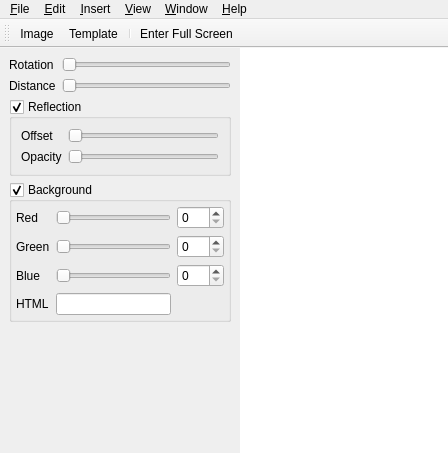
The window that src/Screenie/ui/MainWindow.ui (till213/screenie) describes before a commit, drawn with Qt 5.
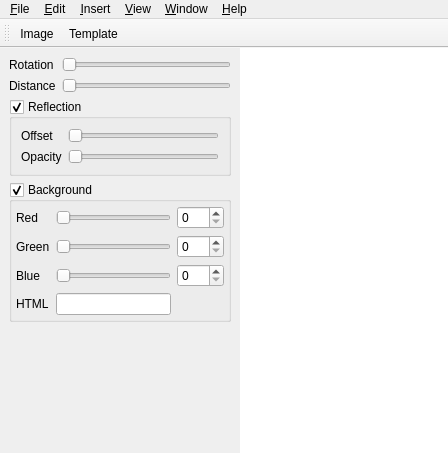
The same window after the commit.

Commit message: Removed the "fullscreen" action from toolbar.

The edit to the form file:
```diff
--- a/src/Screenie/ui/MainWindow.ui
+++ b/src/Screenie/ui/MainWindow.ui
@@ -365,8 +365,6 @@
    </attribute>
    <addaction name="addImageAction"/>
    <addaction name="addTemplateAction"/>
-   <addaction name="separator"/>
-   <addaction name="toggleFullScreenAction"/>
   </widget>
   <action name="quitAction">
    <property name="text">
```
Left out of the diff: 24 changed lines with no effect on the pictures. The commit also changes 8 other files.
